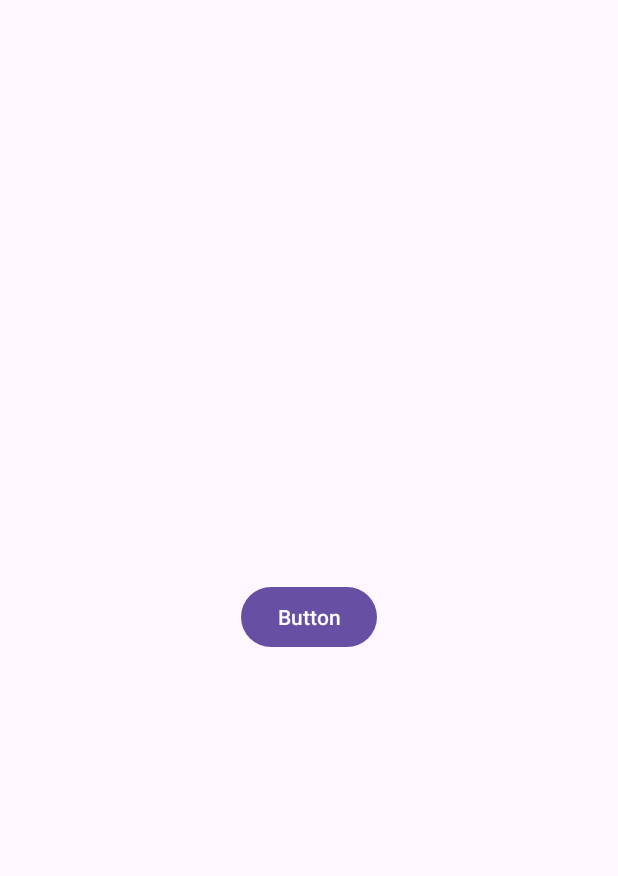
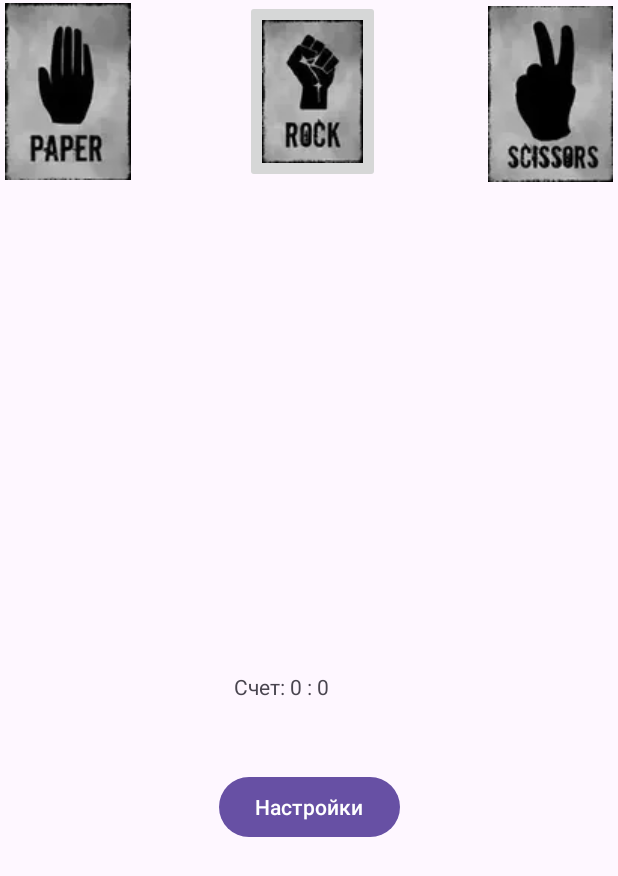
Before and after one commit to Akhazriil/Mobile, an Android app: the screen it shows after launch (MainActivity), on a phone screen of 412 x 824 dp. Shown: the top 876 px of the screen. Run offline under Robolectric (Android 15) with nearby library versions, the phone set to English and light mode, and no system bars.

Commit message:
Вторая лабораторная

```diff
--- a/app/src/main/AndroidManifest.xml
+++ b/app/src/main/AndroidManifest.xml
@@ -13,6 +13,9 @@
         android:theme="@style/Theme.MobileApp"
         tools:targetApi="31">
         <activity
+            android:name=".SettingsActivity"
+            android:exported="false" />
+        <activity
             android:name=".MainActivity"
             android:exported="true">
             <intent-filter>
--- a/app/src/main/res/layout/activity_main.xml
+++ b/app/src/main/res/layout/activity_main.xml
@@ -7,16 +7,56 @@
     android:layout_height="match_parent"
     tools:context=".MainActivity">
 
-    <Button
-        android:id="@+id/button"
-        android:layout_width="wrap_content"
-        android:layout_height="wrap_content"
-        android:onClick="Click"
-        android:text="Button"
+    <ImageButton
+        android:id="@+id/buttonPaper"
+        android:layout_width="90dp"
+        android:layout_height="122dp"
+        android:onClick="buttonPaper"
+        app:layout_constraintStart_toStartOf="parent"
+        app:layout_constraintTop_toTopOf="parent"
+        app:srcCompat="@drawable/papa"
+        android:contentDescription="@string/paper_button_description"/>
+
+    <ImageButton
+        android:id="@+id/buttonRock"
+        android:layout_width="90dp"
+        android:layout_height="122dp"
+        android:layout_marginStart="4dp"
+        android:onClick="buttonRock"
+        app:layout_constraintEnd_toStartOf="@+id/buttonScissors"
+        app:layout_constraintStart_toEndOf="@+id/buttonPaper"
+        app:layout_constraintTop_toTopOf="parent"
+        app:srcCompat="@drawable/srock"
+        android:contentDescription="@string/rock_button_description"/>
+
+    <ImageButton
+        android:id="@+id/buttonScissors"
+        android:layout_width="90dp"
+        android:layout_height="125dp"
+        android:onClick="buttonScissors"
+        app:layout_constraintEnd_toEndOf="parent"
+        app:layout_constraintTop_toTopOf="parent"
+        app:srcCompat="@drawable/scikit"
+        android:contentDescription="@string/scissors_button_description"/>
+
+    <TextView
+        android:id="@+id/score"
+        android:layout_width="100dp"
+        android:layout_height="50dp"
+        android:text="Счет: 0 : 0"
         app:layout_constraintBottom_toBottomOf="parent"
         app:layout_constraintEnd_toEndOf="parent"
         app:layout_constraintStart_toStartOf="parent"
-        app:layout_constraintTop_toTopOf="parent"
-        app:layout_constraintVertical_bias="0.499" />
+        app:layout_constraintTop_toBottomOf="@+id/buttonRock" />
 
+    <Button
+        android:id="@+id/settings_button"
+        android:layout_width="wrap_content"
+        android:layout_height="wrap_content"
+        android:text="Настройки"
+        android:onClick="openSettings"
+        app:layout_constraintTop_toBottomOf="@+id/score"
+        app:layout_constraintStart_toStartOf="parent"
+        app:layout_constraintEnd_toEndOf="parent"
+        android:layout_marginTop="16dp"/>
 </androidx.constraintlayout.widget.ConstraintLayout>
--- a/app/src/main/res/values/strings.xml
+++ b/app/src/main/res/values/strings.xml
@@ -1,3 +1,6 @@
 <resources>
     <string name="app_name">MobileApp</string>
+    <string name="rock_button_description">rock</string>
+    <string name="scissors_button_description">scissors</string>
+    <string name="paper_button_description">paper</string>
 </resources>
```
Also changed, not shown: app/src/main/java/com/example/mobileapp/MainActivity.java (+102 -9 lines), app/src/main/java/com/example/mobileapp/SettingsActivity.java (added, +25 -0 lines), app/src/main/res/layout/activity_settings.xml (added, +29 -0 lines), app/src/main/res/drawable/papa.webp (added), app/src/main/res/drawable/scikit.webp (added), app/src/main/res/drawable/srock.webp (added), 4 other files.
